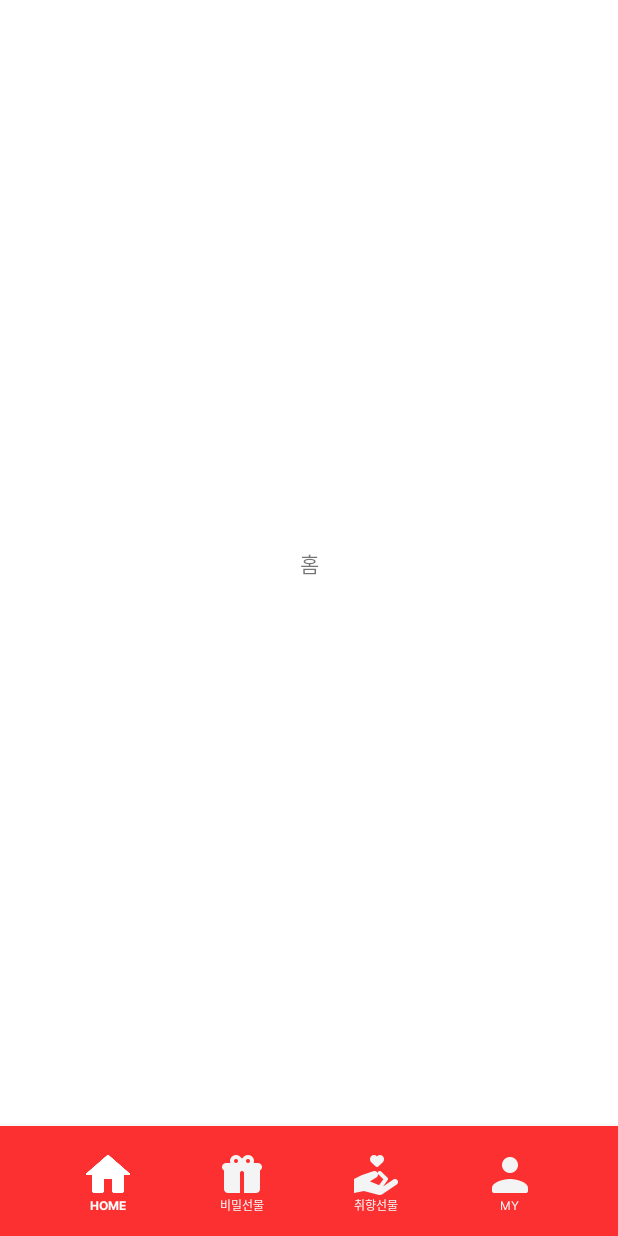
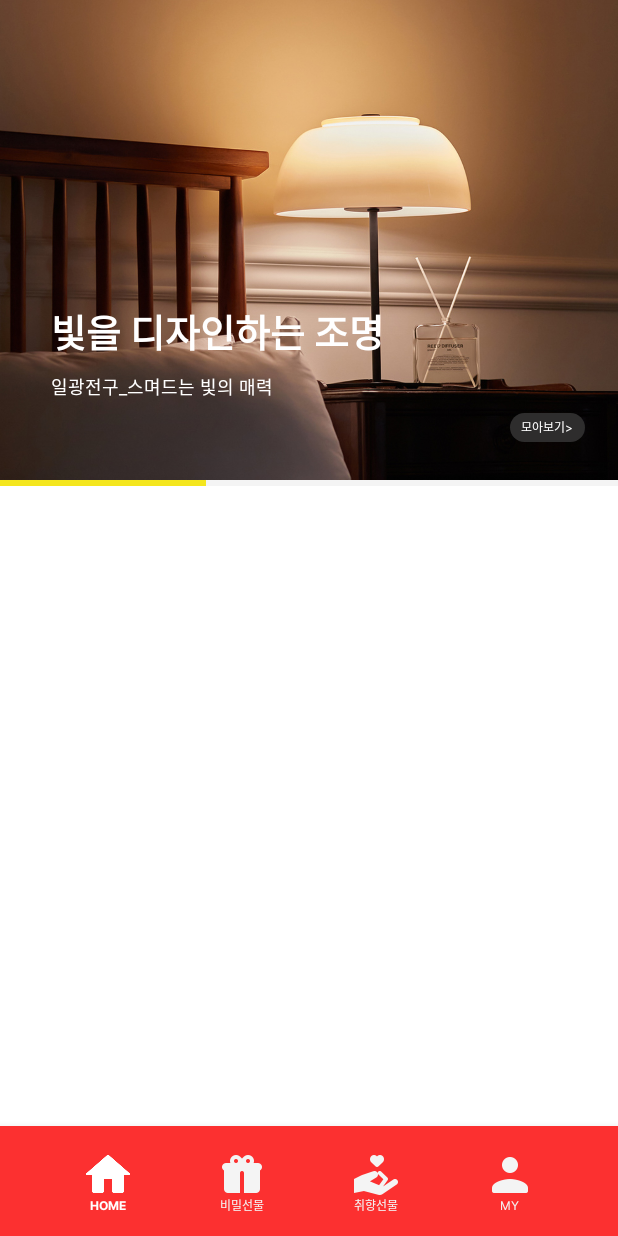
Before and after one commit to cje172/Android_O-TTAE, an Android app: the screen it shows after launch (MainActivity), on a phone screen of 412 x 824 dp. Run offline under Robolectric (Android 15) with nearby library versions, the phone set to English and light mode, and no system bars.

Commit message:
Home 화면 상단 배너

```diff
--- /dev/null
+++ b/app/src/main/java/com/example/chapter5_5/HomeBannerFragment.kt
@@ -0,0 +1,35 @@
+package com.example.chapter5_5
+
+import android.os.Bundle
+import androidx.fragment.app.Fragment
+import android.view.LayoutInflater
+import android.view.View
+import android.view.ViewGroup
+import android.widget.ImageView
+import android.widget.TextView
+
+class HomeBannerFragment(val imgRes: Int, val titleRes: String, val captionRes: String) :
+    Fragment() {
+
+    lateinit var homeBannerImageIv: ImageView
+    lateinit var homeBannerTitleTv: TextView
+    lateinit var homeBannerCaptionTv: TextView
+
+    override fun onCreateView(
+        inflater: LayoutInflater, container: ViewGroup?,
+        savedInstanceState: Bundle?
+    ): View? {
+        val view: View = inflater.inflate(R.layout.fragment_home_banner, container, false)
+
+        homeBannerImageIv = view.findViewById(R.id.home_banner_image_iv)
+        homeBannerTitleTv = view.findViewById(R.id.home_banner_title_tv)
+        homeBannerCaptionTv = view.findViewById(R.id.home_banner_caption_tv)
+
+        homeBannerImageIv.setImageResource(imgRes)
+        homeBannerTitleTv.text = titleRes
+        homeBannerCaptionTv.text = captionRes
+
+
+        return view
+    }
+}
--- /dev/null
+++ b/app/src/main/java/com/example/chapter5_5/HomeBannerVPAdapter.kt
@@ -0,0 +1,19 @@
+package com.example.chapter5_5
+
+import androidx.fragment.app.Fragment
+import androidx.viewpager2.adapter.FragmentStateAdapter
+
+class HomeBannerVPAdapter(fragment: Fragment) : FragmentStateAdapter(fragment) {
+
+    private val fragmentList: ArrayList<Fragment> = ArrayList()
+
+    override fun getItemCount(): Int = fragmentList.size
+
+    override fun createFragment(position: Int): Fragment = fragmentList[position]
+
+    fun addFragment(fragment: Fragment) {
+        fragmentList.add(fragment)
+        notifyItemInserted(fragmentList.size - 1)
+    }
+
+}
--- a/app/src/main/java/com/example/chapter5_5/HomeFragment.kt
+++ b/app/src/main/java/com/example/chapter5_5/HomeFragment.kt
@@ -1,19 +1,91 @@
 package com.example.chapter5_5
 
 import android.os.Bundle
+import android.os.Handler
+import android.os.Looper
+import android.os.Message
 import androidx.fragment.app.Fragment
 import android.view.LayoutInflater
 import android.view.View
 import android.view.ViewGroup
+import androidx.viewpager2.widget.ViewPager2
+import com.google.android.material.tabs.TabLayout
+import com.google.android.material.tabs.TabLayoutMediator
 
 class HomeFragment : Fragment() {
+
+    lateinit var homeBannerVp: ViewPager2
+    lateinit var homeBannerTb: TabLayout
+
+    var currentPosition = 0
+    val handler = Handler(Looper.getMainLooper()) {
+        setPage()
+        true
+    }
 
     override fun onCreateView(
         inflater: LayoutInflater, container: ViewGroup?,
         savedInstanceState: Bundle?
     ): View? {
-        // Inflate the layout for this fragment
-        return inflater.inflate(R.layout.fragment_home, container, false)
+        val view: View = inflater.inflate(R.layout.fragment_home, container, false)
+
+
+        homeBannerVp = view.findViewById(R.id.home_banner_vp)
+        homeBannerTb = view.findViewById(R.id.home_banner_tb)
+
+
+        // Home 화면 상단 배너 - Tablayout와 ViewPager2 연결
+        val homeBannerAdapter = HomeBannerVPAdapter(this)
+        homeBannerAdapter.addFragment(
+            HomeBannerFragment(
+                R.drawable.home_banner_img1,
+                "빛을 디자인하는 조명",
+                "일광전구_스며드는 빛의 매력"
+            )
+        )
+        homeBannerAdapter.addFragment(
+            HomeBannerFragment(
+                R.drawable.home_banner_img2,
+                "임시 제목",
+                "임시 수식어"
+            )
+        )
+        homeBannerAdapter.addFragment(
+            HomeBannerFragment(
+                R.drawable.home_banner_img3,
+                "임시 제목",
+                "임시 수식어"
+            )
+        )
+
+        homeBannerVp.adapter = homeBannerAdapter
+        homeBannerVp.orientation = ViewPager2.ORIENTATION_HORIZONTAL
+
+        TabLayoutMediator(homeBannerTb, homeBannerVp) { tab, position ->
+        }.attach()
+
+        // Home 화면 상단 배너 - ViewPager2 넘기는 Thread
+        val thread = Thread(PagerRunnable())
+        thread.start()
+
+
+        return view
     }
 
+    // Home 화면 상단 배너 - 페이지 변경
+    fun setPage() {
+        if (currentPosition == 3) currentPosition = 0
+        homeBannerVp.setCurrentItem(currentPosition, true)
+        currentPosition += 1
+    }
+
+    // Home 화면 상단 배너 - 3초마다 페이지 넘기기
+    inner class PagerRunnable : Runnable {
+        override fun run() {
+            while (true) {
+                Thread.sleep(3000)
+                handler.sendEmptyMessage(0)
+            }
+        }
+    }
 }
--- /dev/null
+++ b/app/src/main/res/drawable/home_banner_btn_shape.xml
@@ -0,0 +1,14 @@
+<?xml version="1.0" encoding="utf-8"?>
+<shape xmlns:android="http://schemas.android.com/apk/res/android"
+    android:shape="rectangle">
+    <solid android:color="#2E2D2D" />
+    <corners android:radius="10dp" />
+    <size
+        android:width="50dp"
+        android:height="19dp" />
+    <padding
+        android:bottom="4dp"
+        android:left="8dp"
+        android:right="7dp"
+        android:top="5dp" />
+</shape>
--- a/app/src/main/res/layout/fragment_home.xml
+++ b/app/src/main/res/layout/fragment_home.xml
@@ -1,16 +1,35 @@
 <?xml version="1.0" encoding="utf-8"?>
-<androidx.constraintlayout.widget.ConstraintLayout xmlns:android="http://schemas.android.com/apk/res/android"
+<androidx.core.widget.NestedScrollView xmlns:android="http://schemas.android.com/apk/res/android"
     xmlns:app="http://schemas.android.com/apk/res-auto"
     android:layout_width="match_parent"
-    android:layout_height="match_parent">
+    android:layout_height="match_parent"
+    android:fillViewport="true">
 
-    <TextView
-        android:layout_width="wrap_content"
-        android:layout_height="wrap_content"
-        android:text="홈"
-        app:layout_constraintTop_toTopOf="parent"
-        app:layout_constraintBottom_toBottomOf="parent"
-        app:layout_constraintStart_toStartOf="parent"
-        app:layout_constraintEnd_toEndOf="parent" />
+    <androidx.constraintlayout.widget.ConstraintLayout
+        android:layout_width="match_parent"
+        android:layout_height="wrap_content">
 
-</androidx.constraintlayout.widget.ConstraintLayout>
+        <!-- 상단 배너 -->
+        <androidx.viewpager2.widget.ViewPager2
+            android:id="@+id/home_banner_vp"
+            android:layout_width="match_parent"
+            android:layout_height="320dp"
+            app:layout_constraintEnd_toEndOf="parent"
+            app:layout_constraintStart_toStartOf="parent"
+            app:layout_constraintTop_toTopOf="parent" />
+
+        <com.google.android.material.tabs.TabLayout
+            android:id="@+id/home_banner_tb"
+            android:layout_width="match_parent"
+            android:layout_height="4dp"
+            android:background="@color/white_COR3"
+            app:layout_constraintEnd_toEndOf="parent"
+            app:layout_constraintStart_toStartOf="parent"
+            app:layout_constraintTop_toBottomOf="@+id/home_banner_vp"
+            app:tabIndicatorColor="@color/yellow_COR2"
+            app:tabIndicatorGravity="stretch"
+            app:tabMode="fixed" />
+
+    </androidx.constraintlayout.widget.ConstraintLayout>
+
+</androidx.core.widget.NestedScrollView>
--- /dev/null
+++ b/app/src/main/res/layout/fragment_home_banner.xml
@@ -0,0 +1,58 @@
+<?xml version="1.0" encoding="utf-8"?>
+<androidx.constraintlayout.widget.ConstraintLayout xmlns:android="http://schemas.android.com/apk/res/android"
+    xmlns:app="http://schemas.android.com/apk/res-auto"
+    xmlns:tools="http://schemas.android.com/tools"
+    android:layout_width="match_parent"
+    android:layout_height="wrap_content">
+
+    <ImageView
+        android:id="@+id/home_banner_image_iv"
+        android:layout_width="match_parent"
+        android:layout_height="320dp"
+        android:scaleType="centerCrop"
+        android:src="@drawable/home_banner_img1"
+        app:layout_constraintBottom_toBottomOf="parent"
+        app:layout_constraintEnd_toEndOf="parent"
+        app:layout_constraintStart_toStartOf="parent"
+        app:layout_constraintTop_toTopOf="parent" />
+
+    <TextView
+        android:id="@+id/home_banner_title_tv"
+        android:layout_width="wrap_content"
+        android:layout_height="wrap_content"
+        android:layout_marginStart="34dp"
+        android:layout_marginBottom="80dp"
+        android:text="빛을 디자인하는 조명"
+        android:textColor="@color/white"
+        android:textSize="25sp"
+        android:textStyle="bold"
+        app:layout_constraintBottom_toBottomOf="@+id/home_banner_image_iv"
+        app:layout_constraintStart_toStartOf="parent" />
+
+    <TextView
+        android:id="@+id/home_banner_caption_tv"
+        android:layout_width="wrap_content"
+        android:layout_height="wrap_content"
+        android:layout_marginStart="34dp"
+        android:layout_marginBottom="53dp"
+        android:text="일광전구_스며드는 빛의 매력"
+        android:textColor="@color/white"
+        android:textSize="12sp"
+        app:layout_constraintBottom_toBottomOf="@+id/home_banner_image_iv"
+        app:layout_constraintStart_toStartOf="parent" />
+
+    <androidx.appcompat.widget.AppCompatButton
+        android:id="@+id/home_banner_btn"
+        android:layout_width="50dp"
+        android:layout_height="19dp"
+        android:textSize="8sp"
+        android:layout_marginEnd="22dp"
+        android:layout_marginBottom="25dp"
+        android:padding="0dp"
+        android:background="@drawable/home_banner_btn_shape"
+        android:textColor="@color/white"
+        android:text="모아보기>"
+        app:layout_constraintBottom_toBottomOf="parent"
+        app:layout_constraintEnd_toEndOf="parent" />
+
+</androidx.constraintlayout.widget.ConstraintLayout>
```
